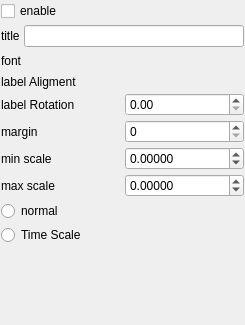
This is src/signACommonUI/figureSet/SAQwtAxisSetWidget.ui in czyt1988/sa as Qt 5 draws it before an edit. The edited form follows.
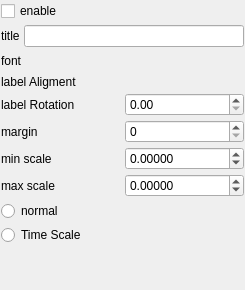
This is the edited form. Custom widgets are drawn as their Qt base class.

Diff of the .ui file:
```diff
--- a/src/signACommonUI/figureSet/SAQwtAxisSetWidget.ui
+++ b/src/signACommonUI/figureSet/SAQwtAxisSetWidget.ui
@@ -7,7 +7,7 @@
     <x>0</x>
     <y>0</y>
     <width>245</width>
-    <height>325</height>
+    <height>290</height>
    </rect>
   </property>
   <property name="windowTitle">
```
